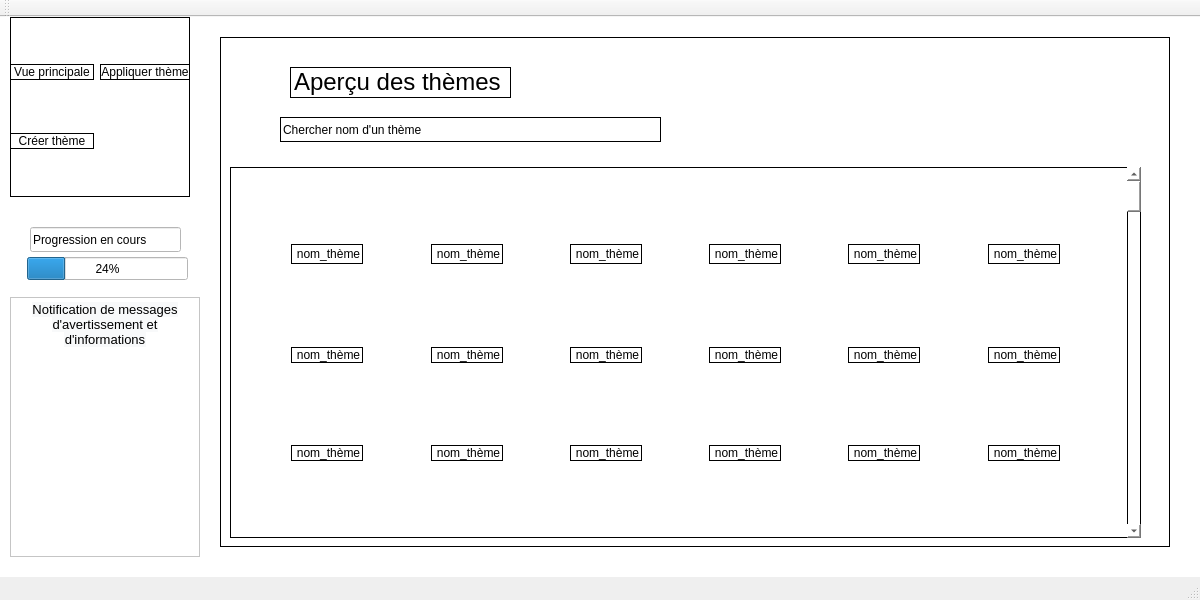
First picture: the form in ui/mainwindow.ui, repository flo-kocher/color-theme-manager, before the edit.
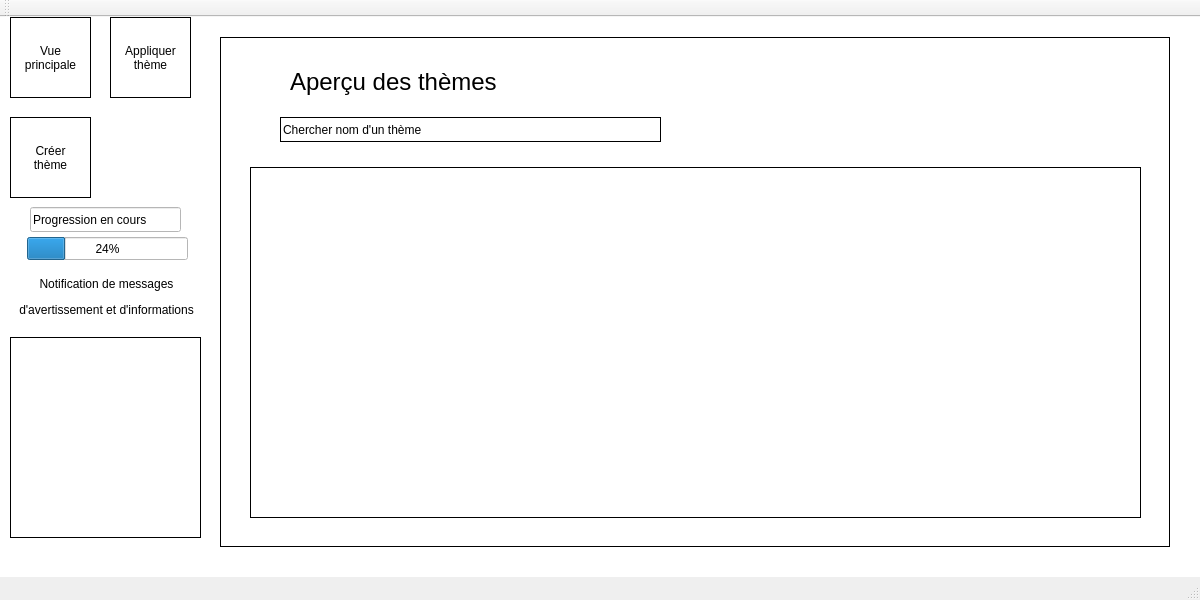
Second picture: the form after the edit. The open tabs and pages were chosen to show the change.

Patch:
```diff
--- a/ui/mainwindow.ui
+++ b/ui/mainwindow.ui
@@ -30,85 +30,6 @@
      <number>1</number>
     </property>
     <widget class="QWidget" name="vue_principale">
-     <widget class="QWidget" name="gridWidget_2" native="true">
-      <property name="geometry">
-       <rect>
-        <x>10</x>
-        <y>0</y>
-        <width>180</width>
-        <height>180</height>
-       </rect>
-      </property>
-      <property name="styleSheet">
-       <string notr="true">border:1px solid black</string>
-      </property>
-      <layout class="QGridLayout" name="gridLayout_2">
-       <item row="0" column="1">
-        <widget class="QPushButton" name="pushButton_4">
-         <property name="text">
-          <string>Appliquer thème</string>
-         </property>
-        </widget>
-       </item>
-       <item row="2" column="0">
-        <widget class="QPushButton" name="pushButton_5">
-         <property name="text">
-          <string>Créer thème</string>
-         </property>
-        </widget>
-       </item>
-       <item row="0" column="0">
-        <widget class="QPushButton" name="pushButton_3">
-         <property name="text">
-          <string>Vue principale</string>
-         </property>
-        </widget>
-       </item>
-      </layout>
-     </widget>
-     <widget class="QTextEdit" name="textEdit_2">
-      <property name="geometry">
-       <rect>
-        <x>10</x>
-        <y>280</y>
-        <width>190</width>
-        <height>260</height>
-       </rect>
-      </property>
-      <property name="html">
-       <string>&lt;!DOCTYPE HTML PUBLIC &quot;-//W3C//DTD HTML 4.0//EN&quot; &quot;http://www.w3.org/TR/REC-html40/strict.dtd&quot;&gt;
-&lt;html&gt;&lt;head&gt;&lt;meta name=&quot;qrichtext&quot; content=&quot;1&quot; /&gt;&lt;meta charset=&quot;utf-8&quot; /&gt;&lt;style type=&quot;text/css&quot;&gt;
-p, li { white-space: pre-wrap; }
-&lt;/style&gt;&lt;/head&gt;&lt;body style=&quot; font-family:'Ubuntu'; font-size:11pt; font-weight:400; font-style:normal;&quot;&gt;
-&lt;p align=&quot;center&quot; style=&quot; margin-top:0px; margin-bottom:0px; margin-left:0px; margin-right:0px; -qt-block-indent:0; text-indent:0px;&quot;&gt;&lt;span style=&quot; font-family:'Helvetica'; font-size:10pt; color:#000000; background-color:#f8f9fa;&quot;&gt;Notification de messages d'avertissement et d'informations&lt;/span&gt;&lt;/p&gt;&lt;/body&gt;&lt;/html&gt;</string>
-      </property>
-     </widget>
-     <widget class="QLineEdit" name="lineEdit">
-      <property name="geometry">
-       <rect>
-        <x>30</x>
-        <y>210</y>
-        <width>151</width>
-        <height>25</height>
-       </rect>
-      </property>
-      <property name="text">
-       <string>Progression en cours</string>
-      </property>
-     </widget>
-     <widget class="QProgressBar" name="progressBar">
-      <property name="geometry">
-       <rect>
-        <x>27</x>
-        <y>240</y>
-        <width>161</width>
-        <height>23</height>
-       </rect>
-      </property>
-      <property name="value">
-       <number>24</number>
-      </property>
-     </widget>
      <widget class="QWidget" name="widget" native="true">
       <property name="geometry">
        <rect>
@@ -121,294 +42,6 @@
       <property name="styleSheet">
        <string notr="true">border:1px solid black</string>
       </property>
-      <widget class="QWidget" name="gridLayoutWidget">
-       <property name="geometry">
-        <rect>
-         <x>10</x>
-         <y>130</y>
-         <width>911</width>
-         <height>371</height>
-        </rect>
-       </property>
-       <layout class="QGridLayout" name="gridLayout">
-        <item row="5" column="5">
-         <widget class="QLabel" name="label_9">
-          <property name="text">
-           <string>&lt;html&gt;&lt;head/&gt;&lt;body&gt;&lt;p align=&quot;center&quot;&gt;nom_thème&lt;/p&gt;&lt;/body&gt;&lt;/html&gt;</string>
-          </property>
-         </widget>
-        </item>
-        <item row="1" column="1">
-         <widget class="QLabel" name="label_16">
-          <property name="text">
-           <string>&lt;html&gt;&lt;head/&gt;&lt;body&gt;&lt;p align=&quot;center&quot;&gt;nom_thème&lt;/p&gt;&lt;/body&gt;&lt;/html&gt;</string>
-          </property>
-         </widget>
-        </item>
-        <item row="5" column="7">
-         <widget class="QLabel" name="label_10">
-          <property name="text">
-           <string>&lt;html&gt;&lt;head/&gt;&lt;body&gt;&lt;p align=&quot;center&quot;&gt;nom_thème&lt;/p&gt;&lt;/body&gt;&lt;/html&gt;</string>
-          </property>
-         </widget>
-        </item>
-        <item row="1" column="8">
-         <spacer name="horizontalSpacer_5">
-          <property name="orientation">
-           <enum>Qt::Horizontal</enum>
-          </property>
-          <property name="sizeHint" stdset="0">
-           <size>
-            <width>40</width>
-            <height>20</height>
-           </size>
-          </property>
-         </spacer>
-        </item>
-        <item row="1" column="0">
-         <spacer name="horizontalSpacer">
-          <property name="orientation">
-           <enum>Qt::Horizontal</enum>
-          </property>
-          <property name="sizeHint" stdset="0">
-           <size>
-            <width>40</width>
-            <height>20</height>
-           </size>
-          </property>
-         </spacer>
-        </item>
-        <item row="5" column="11">
-         <widget class="QLabel" name="label">
-          <property name="text">
-           <string>&lt;html&gt;&lt;head/&gt;&lt;body&gt;&lt;p align=&quot;center&quot;&gt;nom_thème&lt;/p&gt;&lt;/body&gt;&lt;/html&gt;</string>
-          </property>
-         </widget>
-        </item>
-        <item row="3" column="5">
-         <widget class="QLabel" name="label_6">
-          <property name="text">
-           <string>&lt;html&gt;&lt;head/&gt;&lt;body&gt;&lt;p align=&quot;center&quot;&gt;nom_thème&lt;/p&gt;&lt;/body&gt;&lt;/html&gt;</string>
-          </property>
-         </widget>
-        </item>
-        <item row="3" column="11">
-         <widget class="QLabel" name="label_4">
-          <property name="text">
-           <string>&lt;html&gt;&lt;head/&gt;&lt;body&gt;&lt;p align=&quot;center&quot;&gt;nom_thème&lt;/p&gt;&lt;/body&gt;&lt;/html&gt;</string>
-          </property>
-         </widget>
-        </item>
-        <item row="1" column="5">
-         <widget class="QLabel" name="label_8">
-          <property name="text">
-           <string>&lt;html&gt;&lt;head/&gt;&lt;body&gt;&lt;p align=&quot;center&quot;&gt;nom_thème&lt;/p&gt;&lt;/body&gt;&lt;/html&gt;</string>
-          </property>
-         </widget>
-        </item>
-        <item row="1" column="10">
-         <spacer name="horizontalSpacer_6">
-          <property name="orientation">
-           <enum>Qt::Horizontal</enum>
-          </property>
-          <property name="sizeHint" stdset="0">
-           <size>
-            <width>40</width>
-            <height>20</height>
-           </size>
-          </property>
-         </spacer>
-        </item>
-        <item row="1" column="6">
-         <spacer name="horizontalSpacer_4">
-          <property name="orientation">
-           <enum>Qt::Horizontal</enum>
-          </property>
-          <property name="sizeHint" stdset="0">
-           <size>
-            <width>40</width>
-            <height>20</height>
-           </size>
-          </property>
-         </spacer>
-        </item>
-        <item row="5" column="1">
-         <widget class="QLabel" name="label_18">
-          <property name="text">
-           <string>&lt;html&gt;&lt;head/&gt;&lt;body&gt;&lt;p align=&quot;center&quot;&gt;nom_thème&lt;/p&gt;&lt;/body&gt;&lt;/html&gt;</string>
-          </property>
-         </widget>
-        </item>
-        <item row="0" column="1">
-         <spacer name="verticalSpacer">
-          <property name="orientation">
-           <enum>Qt::Vertical</enum>
-          </property>
-          <property name="sizeHint" stdset="0">
-           <size>
-            <width>20</width>
-            <height>40</height>
-           </size>
-          </property>
-         </spacer>
-        </item>
-        <item row="3" column="3">
-         <widget class="QLabel" name="label_13">
-          <property name="text">
-           <string>&lt;html&gt;&lt;head/&gt;&lt;body&gt;&lt;p align=&quot;center&quot;&gt;nom_thème&lt;/p&gt;&lt;/body&gt;&lt;/html&gt;</string>
-          </property>
-         </widget>
-        </item>
-        <item row="1" column="2">
-         <spacer name="horizontalSpacer_2">
-          <property name="orientation">
-           <enum>Qt::Horizontal</enum>
-          </property>
-          <property name="sizeHint" stdset="0">
-           <size>
-            <width>40</width>
-            <height>20</height>
-           </size>
-          </property>
-         </spacer>
-        </item>
-        <item row="5" column="9">
-         <widget class="QLabel" name="label_2">
-          <property name="text">
-           <string>&lt;html&gt;&lt;head/&gt;&lt;body&gt;&lt;p align=&quot;center&quot;&gt;nom_thème&lt;/p&gt;&lt;/body&gt;&lt;/html&gt;</string>
-          </property>
-         </widget>
-        </item>
-        <item row="1" column="3">
-         <widget class="QLabel" name="label_14">
-          <property name="text">
-           <string>&lt;html&gt;&lt;head/&gt;&lt;body&gt;&lt;p align=&quot;center&quot;&gt;nom_thème&lt;/p&gt;&lt;/body&gt;&lt;/html&gt;</string>
-          </property>
-         </widget>
-        </item>
-        <item row="5" column="3">
-         <widget class="QLabel" name="label_15">
-          <property name="text">
-           <string>&lt;html&gt;&lt;head/&gt;&lt;body&gt;&lt;p align=&quot;center&quot;&gt;nom_thème&lt;/p&gt;&lt;/body&gt;&lt;/html&gt;</string>
-          </property>
-         </widget>
-        </item>
-        <item row="1" column="4">
-         <spacer name="horizontalSpacer_3">
-          <property name="orientation">
-           <enum>Qt::Horizontal</enum>
-          </property>
-          <property name="sizeHint" stdset="0">
-           <size>
-            <width>40</width>
-            <height>20</height>
-           </size>
-          </property>
-         </spacer>
-        </item>
-        <item row="1" column="9">
-         <widget class="QLabel" name="label_11">
-          <property name="text">
-           <string>&lt;html&gt;&lt;head/&gt;&lt;body&gt;&lt;p align=&quot;center&quot;&gt;nom_thème&lt;/p&gt;&lt;/body&gt;&lt;/html&gt;</string>
-          </property>
-         </widget>
-        </item>
-        <item row="3" column="1">
-         <widget class="QLabel" name="label_17">
-          <property name="text">
-           <string>&lt;html&gt;&lt;head/&gt;&lt;body&gt;&lt;p align=&quot;center&quot;&gt;nom_thème&lt;/p&gt;&lt;/body&gt;&lt;/html&gt;</string>
-          </property>
-         </widget>
-        </item>
-        <item row="1" column="11">
-         <widget class="QLabel" name="label_12">
-          <property name="text">
-           <string>&lt;html&gt;&lt;head/&gt;&lt;body&gt;&lt;p align=&quot;center&quot;&gt;nom_thème&lt;/p&gt;&lt;/body&gt;&lt;/html&gt;</string>
-          </property>
-         </widget>
-        </item>
-        <item row="3" column="9">
-         <widget class="QLabel" name="label_3">
-          <property name="text">
-           <string>&lt;html&gt;&lt;head/&gt;&lt;body&gt;&lt;p align=&quot;center&quot;&gt;nom_thème&lt;/p&gt;&lt;/body&gt;&lt;/html&gt;</string>
-          </property>
-         </widget>
-        </item>
-        <item row="2" column="1">
-         <spacer name="verticalSpacer_2">
-          <property name="orientation">
-           <enum>Qt::Vertical</enum>
-          </property>
-          <property name="sizeHint" stdset="0">
-           <size>
-            <width>20</width>
-            <height>40</height>
-           </size>
-          </property>
-         </spacer>
-        </item>
-        <item row="4" column="1">
-         <spacer name="verticalSpacer_3">
-          <property name="orientation">
-           <enum>Qt::Vertical</enum>
-          </property>
-          <property name="sizeHint" stdset="0">
-           <size>
-            <width>20</width>
-            <height>40</height>
-           </size>
-          </property>
-         </spacer>
-        </item>
-        <item row="6" column="1">
-         <spacer name="verticalSpacer_4">
-          <property name="orientation">
-           <enum>Qt::Vertical</enum>
-          </property>
-          <property name="sizeHint" stdset="0">
-           <size>
-            <width>20</width>
-            <height>40</height>
-           </size>
-          </property>
-         </spacer>
-        </item>
-        <item row="3" column="7">
-         <widget class="QLabel" name="label_5">
-          <property name="text">
-           <string>&lt;html&gt;&lt;head/&gt;&lt;body&gt;&lt;p align=&quot;center&quot;&gt;nom_thème&lt;/p&gt;&lt;/body&gt;&lt;/html&gt;</string>
-          </property>
-         </widget>
-        </item>
-        <item row="1" column="12">
-         <spacer name="horizontalSpacer_7">
-          <property name="orientation">
-           <enum>Qt::Horizontal</enum>
-          </property>
-          <property name="sizeHint" stdset="0">
-           <size>
-            <width>40</width>
-            <height>20</height>
-           </size>
-          </property>
-         </spacer>
-        </item>
-        <item row="1" column="7">
-         <widget class="QLabel" name="label_7">
-          <property name="text">
-           <string>&lt;html&gt;&lt;head/&gt;&lt;body&gt;&lt;p align=&quot;center&quot;&gt;nom_thème&lt;/p&gt;&lt;/body&gt;&lt;/html&gt;</string>
-          </property>
-         </widget>
-        </item>
-        <item row="0" column="13" rowspan="7">
-         <widget class="QScrollBar" name="verticalScrollBar">
-          <property name="orientation">
-           <enum>Qt::Vertical</enum>
-          </property>
-         </widget>
-        </item>
-       </layout>
-      </widget>
       <widget class="QLineEdit" name="lineEdit_3">
        <property name="geometry">
         <rect>
@@ -431,16 +64,140 @@
          <height>31</height>
         </rect>
        </property>
+       <property name="styleSheet">
+        <string notr="true">border: none</string>
+       </property>
        <property name="text">
         <string>&lt;html&gt;&lt;head/&gt;&lt;body&gt;&lt;p&gt;&lt;span style=&quot; font-size:18pt;&quot;&gt;Aperçu des thèmes&lt;/span&gt;&lt;/p&gt;&lt;/body&gt;&lt;/html&gt;</string>
        </property>
       </widget>
+      <widget class="QListWidget" name="listWidget_2">
+       <property name="geometry">
+        <rect>
+         <x>30</x>
+         <y>130</y>
+         <width>891</width>
+         <height>351</height>
+        </rect>
+       </property>
+       <property name="viewMode">
+        <enum>QListView::IconMode</enum>
+       </property>
+      </widget>
      </widget>
-     <zorder>widget</zorder>
-     <zorder>gridWidget_2</zorder>
-     <zorder>textEdit_2</zorder>
-     <zorder>lineEdit</zorder>
-     <zorder>progressBar</zorder>
+     <widget class="QLabel" name="label_8">
+      <property name="geometry">
+       <rect>
+        <x>6</x>
+        <y>260</y>
+        <width>201</width>
+        <height>41</height>
+       </rect>
+      </property>
+      <property name="text">
+       <string>&lt;html&gt;&lt;head/&gt;&lt;body&gt;&lt;p align=&quot;center&quot;&gt;&lt;span style=&quot; font-size:9pt;&quot;&gt;Notification de messages&lt;/span&gt;&lt;/p&gt;&lt;p align=&quot;center&quot;&gt;&lt;span style=&quot; font-size:9pt;&quot;&gt;d'avertissement et d'informations&lt;/span&gt;&lt;/p&gt;&lt;/body&gt;&lt;/html&gt;</string>
+      </property>
+     </widget>
+     <widget class="QLabel" name="label_main">
+      <property name="geometry">
+       <rect>
+        <x>10</x>
+        <y>320</y>
+        <width>191</width>
+        <height>201</height>
+       </rect>
+      </property>
+      <property name="styleSheet">
+       <string notr="true">border:1px solid black</string>
+      </property>
+      <property name="text">
+       <string/>
+      </property>
+     </widget>
+     <widget class="QLineEdit" name="lineEdit_8">
+      <property name="geometry">
+       <rect>
+        <x>30</x>
+        <y>190</y>
+        <width>151</width>
+        <height>25</height>
+       </rect>
+      </property>
+      <property name="text">
+       <string>Progression en cours</string>
+      </property>
+     </widget>
+     <widget class="QProgressBar" name="progressBar_4">
+      <property name="geometry">
+       <rect>
+        <x>27</x>
+        <y>220</y>
+        <width>161</width>
+        <height>23</height>
+       </rect>
+      </property>
+      <property name="value">
+       <number>24</number>
+      </property>
+     </widget>
+     <widget class="QPushButton" name="pushButton_5">
+      <property name="geometry">
+       <rect>
+        <x>10</x>
+        <y>100</y>
+        <width>81</width>
+        <height>81</height>
+       </rect>
+      </property>
+      <property name="styleSheet">
+       <string notr="true">border: 1px solid black</string>
+      </property>
+      <property name="text">
+       <string>Créer
+thème</string>
+      </property>
+     </widget>
+     <widget class="QPushButton" name="pushButton_3">
+      <property name="geometry">
+       <rect>
+        <x>10</x>
+        <y>0</y>
+        <width>81</width>
+        <height>81</height>
+       </rect>
+      </property>
+      <property name="styleSheet">
+       <string notr="true">border: 1px solid black</string>
+      </property>
+      <property name="text">
+       <string>Vue
+principale</string>
+      </property>
+      <property name="iconSize">
+       <size>
+        <width>32</width>
+        <height>32</height>
+       </size>
+      </property>
+     </widget>
+     <widget class="QPushButton" name="pushButton_4">
+      <property name="geometry">
+       <rect>
+        <x>110</x>
+        <y>0</y>
+        <width>81</width>
+        <height>81</height>
+       </rect>
+      </property>
+      <property name="styleSheet">
+       <string notr="true">border: 1px solid black
+</string>
+      </property>
+      <property name="text">
+       <string>Appliquer
+thème</string>
+      </property>
+     </widget>
     </widget>
     <widget class="QWidget" name="appliquer_theme">
      <widget class="QLineEdit" name="lineEdit_2">
@@ -841,6 +598,86 @@
        <number>24</number>
       </property>
      </widget>
+     <widget class="QLabel" name="label_3">
+      <property name="geometry">
+       <rect>
+        <x>10</x>
+        <y>320</y>
+        <width>191</width>
+        <height>201</height>
+       </rect>
+      </property>
+      <property name="styleSheet">
+       <string notr="true">border:1px solid black</string>
+      </property>
+      <property name="text">
+       <string/>
+      </property>
+     </widget>
+     <widget class="QLabel" name="label_4">
+      <property name="geometry">
+       <rect>
+        <x>6</x>
+        <y>260</y>
+        <width>201</width>
+        <height>41</height>
+       </rect>
+      </property>
+      <property name="text">
+       <string>&lt;html&gt;&lt;head/&gt;&lt;body&gt;&lt;p align=&quot;center&quot;&gt;&lt;span style=&quot; font-size:9pt;&quot;&gt;Notification de messages&lt;/span&gt;&lt;/p&gt;&lt;p align=&quot;center&quot;&gt;&lt;span style=&quot; font-size:9pt;&quot;&gt;d'avertissement et d'informations&lt;/span&gt;&lt;/p&gt;&lt;/body&gt;&lt;/html&gt;</string>
+      </property>
+     </widget>
+     <widget class="QPushButton" name="pushButton_12">
+      <property name="geometry">
+       <rect>
+        <x>10</x>
+        <y>0</y>
+        <width>81</width>
+        <height>81</height>
+       </rect>
+      </property>
+      <property name="styleSheet">
+       <string notr="true">border: 1px solid black</string>
+      </property>
+      <property name="text">
+       <string>Vue
+principale</string>
+      </property>
+     </widget>
+     <widget class="QPushButton" name="pushButton_10">
+      <property name="geometry">
+       <rect>
+        <x>110</x>
+        <y>0</y>
+        <width>81</width>
+        <height>81</height>
+       </rect>
+      </property>
+      <property name="styleSheet">
+       <string notr="true">border: 1px solid black</string>
+      </property>
+      <property name="text">
+       <string>Appliquer
+thème</string>
+      </property>
+     </widget>
+     <widget class="QPushButton" name="pushButton_11">
+      <property name="geometry">
+       <rect>
+        <x>10</x>
+        <y>100</y>
+        <width>81</width>
+        <height>81</height>
+       </rect>
+      </property>
+      <property name="styleSheet">
+       <string notr="true">border: 1px solid black</string>
+      </property>
+      <property name="text">
+       <string>Créer
+thème</string>
+      </property>
+     </widget>
     </widget>
     <widget class="QWidget" name="creer_theme">
      <widget class="QTabWidget" name="tabWidget_3">
@@ -1047,72 +884,6 @@
          <string>&lt;html&gt;&lt;head/&gt;&lt;body&gt;&lt;p&gt;&lt;span style=&quot; font-size:10pt;&quot;&gt;Code héxadécimal de la target&lt;/span&gt;&lt;/p&gt;&lt;/body&gt;&lt;/html&gt;</string>
         </property>
        </widget>
-       <widget class="QLineEdit" name="lineEdit_8">
-        <property name="geometry">
-         <rect>
-          <x>50</x>
-          <y>280</y>
-          <width>221</width>
-          <height>25</height>
-         </rect>
-        </property>
-       </widget>
-       <widget class="QLineEdit" name="lineEdit_9">
-        <property name="geometry">
-         <rect>
-          <x>50</x>
-          <y>330</y>
-          <width>221</width>
-          <height>25</height>
-         </rect>
-        </property>
-       </widget>
-       <widget class="QLineEdit" name="lineEdit_10">
-        <property name="geometry">
-         <rect>
-          <x>480</x>
-          <y>280</y>
-          <width>221</width>
-          <height>25</height>
-         </rect>
-        </property>
-       </widget>
-       <widget class="QLineEdit" name="lineEdit_11">
-        <property name="geometry">
-         <rect>
-          <x>490</x>
-          <y>320</y>
-          <width>221</width>
-          <height>25</height>
-         </rect>
-        </property>
-       </widget>
-       <widget class="Line" name="line_3">
-        <property name="geometry">
-         <rect>
-          <x>320</x>
-          <y>290</y>
-          <width>118</width>
-          <height>16</height>
-         </rect>
-        </property>
-        <property name="orientation">
-         <enum>Qt::Horizontal</enum>
-        </property>
-       </widget>
-       <widget class="Line" name="line_4">
-        <property name="geometry">
-         <rect>
-          <x>330</x>
-          <y>330</y>
-          <width>118</width>
-          <height>16</height>
-         </rect>
-        </property>
-        <property name="orientation">
-         <enum>Qt::Horizontal</enum>
-        </property>
-       </widget>
        <widget class="QPushButton" name="pushButton_7">
         <property name="geometry">
          <rect>
@@ -1165,18 +936,27 @@
          <string>Supprimer</string>
         </property>
        </widget>
-       <widget class="QScrollBar" name="verticalScrollBar_3">
+       <widget class="QLabel" name="label">
         <property name="geometry">
          <rect>
-          <x>920</x>
-          <y>240</y>
-          <width>16</width>
-          <height>181</height>
+          <x>50</x>
+          <y>50</y>
+          <width>81</width>
+          <height>71</height>
          </rect>
         </property>
-        <property name="orientation">
-         <enum>Qt::Vertical</enum>
+        <property name="autoFillBackground">
+         <bool>false</bool>
         </property>
+        <property name="styleSheet">
+         <string notr="true">border:1px solid black</string>
+        </property>
+        <property name="text">
+         <string/>
+        </property>
+        <property name="scaledContents">
+         <bool>true</bool>
+        </property>
        </widget>
       </widget>
       <widget class="QWidget" name="tab">
@@ -1337,6 +1117,44 @@
          <string>Sauvegarder</string>
         </property>
        </widget>
+       <widget class="QLabel" name="label_2">
+        <property name="geometry">
+         <rect>
+          <x>50</x>
+          <y>60</y>
+          <width>81</width>
+          <height>71</height>
+         </rect>
+        </property>
+        <property name="autoFillBackground">
+         <bool>false</bool>
+        </property>
+        <property name="styleSheet">
+         <string notr="true">border:1px solid black</string>
+        </property>
+        <property name="text">
+         <string/>
+        </property>
+        <property name="scaledContents">
+         <bool>true</bool>
+        </property>
+       </widget>
+       <widget class="QPushButton" name="pushButton_9">
+        <property name="geometry">
+         <rect>
+          <x>100</x>
+          <y>110</y>
+          <width>31</width>
+          <height>21</height>
+         </rect>
+        </property>
+        <property name="styleSheet">
+         <string notr="true">border:1px solid black</string>
+        </property>
+        <property name="text">
+         <string>+</string>
+        </property>
+       </widget>
       </widget>
       <widget class="QWidget" name="tab_3">
        <attribute name="title">
@@ -1360,34 +1178,17 @@
        </widget>
       </widget>
      </widget>
-     <widget class="QTextEdit" name="textEdit_4">
+     <widget class="QLabel" name="label_6">
       <property name="geometry">
        <rect>
-        <x>10</x>
-        <y>280</y>
-        <width>190</width>
-        <height>260</height>
-       </rect>
-      </property>
-      <property name="html">
-       <string>&lt;!DOCTYPE HTML PUBLIC &quot;-//W3C//DTD HTML 4.0//EN&quot; &quot;http://www.w3.org/TR/REC-html40/strict.dtd&quot;&gt;
-&lt;html&gt;&lt;head&gt;&lt;meta name=&quot;qrichtext&quot; content=&quot;1&quot; /&gt;&lt;meta charset=&quot;utf-8&quot; /&gt;&lt;style type=&quot;text/css&quot;&gt;
-p, li { white-space: pre-wrap; }
-&lt;/style&gt;&lt;/head&gt;&lt;body style=&quot; font-family:'Ubuntu'; font-size:11pt; font-weight:400; font-style:normal;&quot;&gt;
-&lt;p align=&quot;center&quot; style=&quot; margin-top:0px; margin-bottom:0px; margin-left:0px; margin-right:0px; -qt-block-indent:0; text-indent:0px;&quot;&gt;&lt;span style=&quot; font-family:'Helvetica'; font-size:10pt; color:#000000; background-color:#f8f9fa;&quot;&gt;Notification de messages d'avertissement et d'informations&lt;/span&gt;&lt;/p&gt;&lt;/body&gt;&lt;/html&gt;</string>
-      </property>
-     </widget>
-     <widget class="QLineEdit" name="lineEdit_7">
-      <property name="geometry">
-       <rect>
-        <x>30</x>
-        <y>210</y>
-        <width>151</width>
-        <height>25</height>
+        <x>6</x>
+        <y>260</y>
+        <width>201</width>
+        <height>41</height>
        </rect>
       </property>
       <property name="text">
-       <string>Progression en cours</string>
+       <string>&lt;html&gt;&lt;head/&gt;&lt;body&gt;&lt;p align=&quot;center&quot;&gt;&lt;span style=&quot; font-size:9pt;&quot;&gt;Notification de messages&lt;/span&gt;&lt;/p&gt;&lt;p align=&quot;center&quot;&gt;&lt;span style=&quot; font-size:9pt;&quot;&gt;d'avertissement et d'informations&lt;/span&gt;&lt;/p&gt;&lt;/body&gt;&lt;/html&gt;</string>
       </property>
      </widget>
      <widget class="QWidget" name="gridWidget_4" native="true">
@@ -1436,7 +1237,87 @@
        </rect>
       </property>
       <property name="value">
-       <number>24</number>
+       <number>0</number>
+      </property>
+     </widget>
+     <widget class="QLabel" name="label_5">
+      <property name="geometry">
+       <rect>
+        <x>10</x>
+        <y>320</y>
+        <width>191</width>
+        <height>201</height>
+       </rect>
+      </property>
+      <property name="styleSheet">
+       <string notr="true">border:1px solid black</string>
+      </property>
+      <property name="text">
+       <string/>
+      </property>
+     </widget>
+     <widget class="QLineEdit" name="lineEdit_7">
+      <property name="geometry">
+       <rect>
+        <x>30</x>
+        <y>190</y>
+        <width>151</width>
+        <height>25</height>
+       </rect>
+      </property>
+      <property name="text">
+       <string>Progression en cours</string>
+      </property>
+     </widget>
+     <widget class="QPushButton" name="pushButton_15">
+      <property name="geometry">
+       <rect>
+        <x>10</x>
+        <y>0</y>
+        <width>81</width>
+        <height>81</height>
+       </rect>
+      </property>
+      <property name="styleSheet">
+       <string notr="true">border: 1px solid black</string>
+      </property>
+      <property name="text">
+       <string>Vue
+principale</string>
+      </property>
+     </widget>
+     <widget class="QPushButton" name="pushButton_13">
+      <property name="geometry">
+       <rect>
+        <x>110</x>
+        <y>0</y>
+        <width>81</width>
+        <height>81</height>
+       </rect>
+      </property>
+      <property name="styleSheet">
+       <string notr="true">border: 1px solid black</string>
+      </property>
+      <property name="text">
+       <string>Appliquer
+thème</string>
+      </property>
+     </widget>
+     <widget class="QPushButton" name="pushButton_14">
+      <property name="geometry">
+       <rect>
+        <x>10</x>
+        <y>100</y>
+        <width>81</width>
+        <height>81</height>
+       </rect>
+      </property>
+      <property name="styleSheet">
+       <string notr="true">border: 1px solid black</string>
+      </property>
+      <property name="text">
+       <string>Créer
+thème</string>
       </property>
      </widget>
     </widget>
```
Left out of the diff: 510 changed lines with no effect on the pictures.
